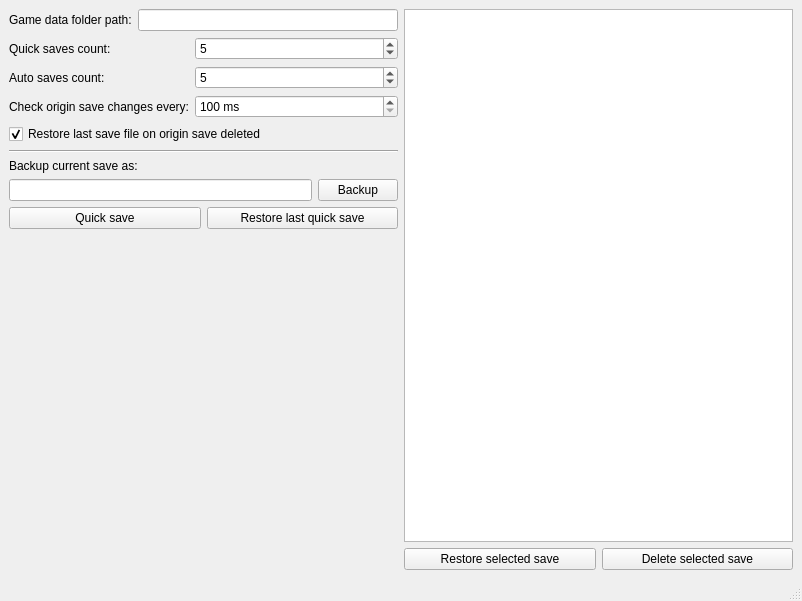
The window that MainWindow.ui (Van-Weyden/NEO_Scavenger_Saves_Manager) describes before a commit, drawn with Qt 5.
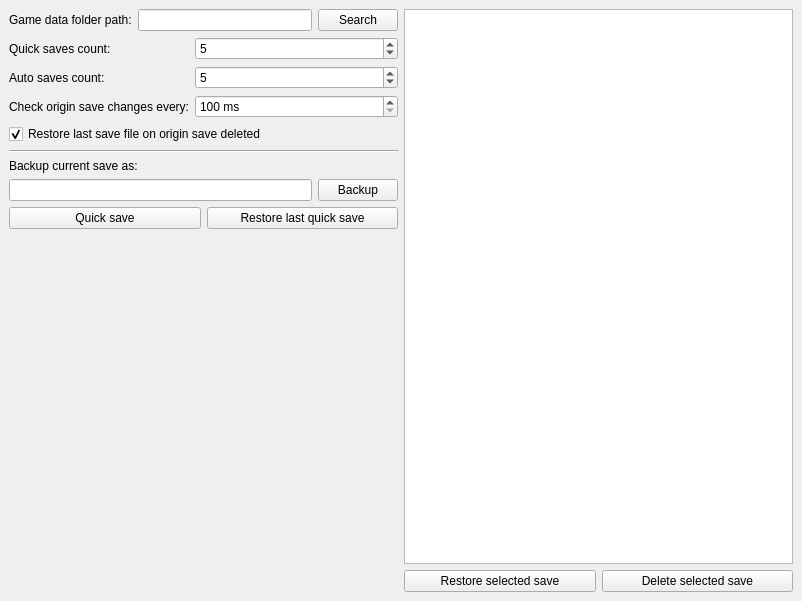
The same window after the commit.

Commit message: Game saves directory search has been implemented

Diff of the .ui file:
```diff
--- a/MainWindow.ui
+++ b/MainWindow.ui
@@ -27,9 +27,12 @@
          </widget>
         </item>
         <item>
-         <widget class="QLineEdit" name="lineEdit_gameDataFolderPath">
+         <widget class="QLineEdit" name="lineEdit_gameDataFolderPath"/>
+        </item>
+        <item>
+         <widget class="QPushButton" name="pushButton_searchGameDataFolderPath">
           <property name="text">
-           <string/>
+           <string>Search</string>
           </property>
          </widget>
         </item>
@@ -214,7 +217,6 @@
     </rect>
    </property>
   </widget>
-  <widget class="QStatusBar" name="statusbar"/>
  </widget>
  <resources/>
  <connections/>
```
The commit also changes 2 other files.
